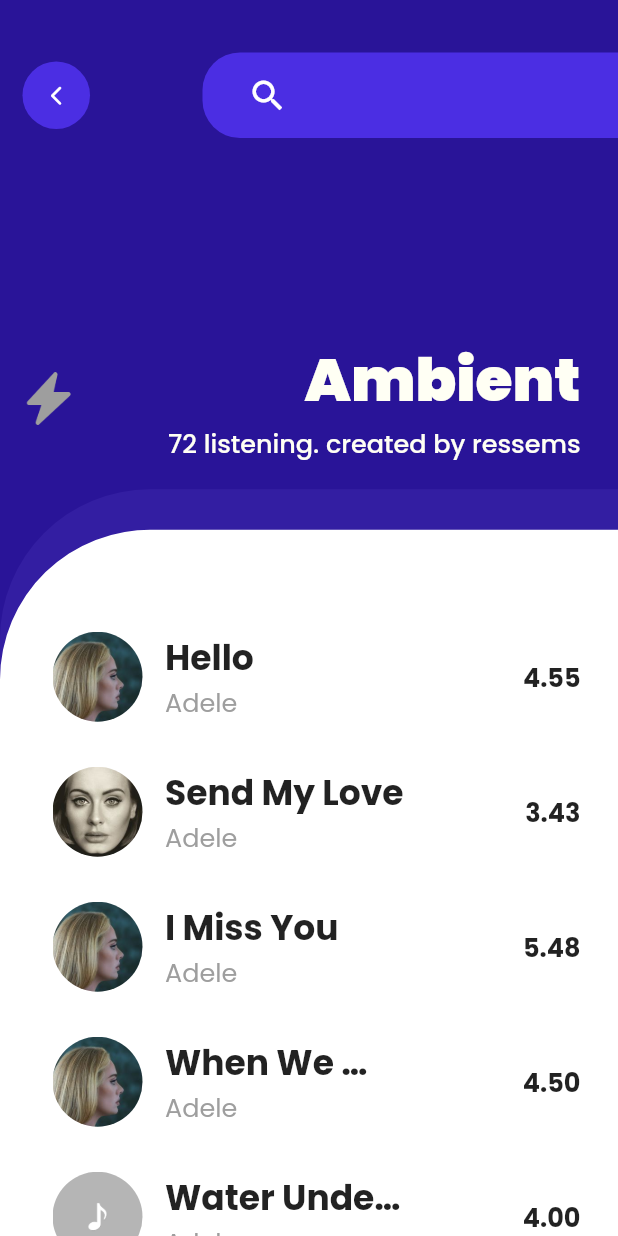
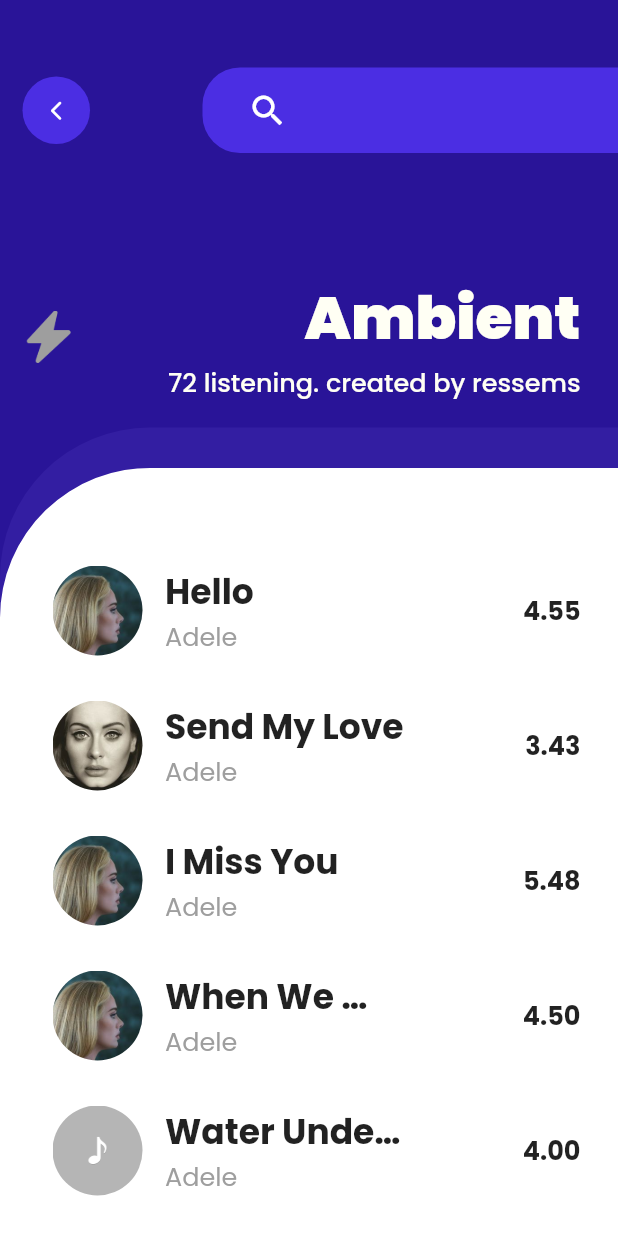
Before and after one commit to MagdyYacoub1/Music-and-Me, a Flutter app: the screen it shows after launch, after a tap on "Ambient", on a phone screen of 412 x 824 dp. Run offline on Flutter 3.47's test engine with Material 2 defaults, Android fonts, the phone set to English and light mode, and no system bars; our stand-ins replace google_fonts.

Commit message:
Updated UI Bugs and done some polishing

```diff
--- a/lib/main.dart
+++ b/lib/main.dart
@@ -1,5 +1,4 @@
 import 'package:flutter/material.dart';
-import 'package:flutter/services.dart';
 import 'package:me_music/my_themes.dart';
 import 'package:me_music/screens/home/home_screen.dart';
 
@@ -16,14 +15,7 @@ class MyApp extends StatelessWidget {
       title: 'Me Music',
       theme: MyThemes.lightTheme,
       darkTheme: MyThemes.darkTheme,
-      home: AnnotatedRegion<SystemUiOverlayStyle>(
-        value: SystemUiOverlayStyle(
-            statusBarColor: Colors.transparent,
-            statusBarBrightness: Brightness.dark,
-            systemNavigationBarColor: Colors.transparent,
-            systemNavigationBarIconBrightness: Brightness.dark),
-        child: MyHomePage(),
-      ),
+      home: MyHomePage(),
     );
   }
 }
--- a/lib/my_themes.dart
+++ b/lib/my_themes.dart
@@ -1,17 +1,18 @@
 import 'package:flutter/material.dart';
+import 'package:google_fonts/google_fonts.dart';
 
 class MyThemes{
   static final darkTheme = ThemeData(
-    fontFamily: 'Poppins',
     scaffoldBackgroundColor: Colors.grey.shade900,
     colorScheme: ColorScheme.dark(),
-    visualDensity: VisualDensity.adaptivePlatformDensity,
+    //visualDensity: VisualDensity.adaptivePlatformDensity,
+    textTheme: GoogleFonts.poppinsTextTheme(ThemeData.dark().textTheme),
   );
 
   static final lightTheme = ThemeData(
-    fontFamily: 'Poppins',
     scaffoldBackgroundColor: Colors.white,
     colorScheme: ColorScheme.light(),
-    visualDensity: VisualDensity.adaptivePlatformDensity,
+    //visualDensity: VisualDensity.adaptivePlatformDensity,
+    textTheme: GoogleFonts.poppinsTextTheme(ThemeData.light().textTheme),
   );
 }
--- a/lib/screens/album/album_screen.dart
+++ b/lib/screens/album/album_screen.dart
@@ -21,13 +21,14 @@ class AlbumsScreen extends StatelessWidget {
   @override
   Widget build(BuildContext context) {
     Size size = MediaQuery.of(context).size;
-    const double heightPercentage = 0.55;
+    Brightness brightness = MediaQuery.of(context).platformBrightness;
+    const double heightPercentage = 0.50;
     return Scaffold(
       body: Stack(
         children: [
           Container(
             height: size.height * heightPercentage,
-            color: Colors.black,
+            color: brightness == Brightness.light? Colors.black: Colors.white,
           ),
           Column(
             mainAxisSize: MainAxisSize.min,
@@ -37,17 +38,15 @@ class AlbumsScreen extends StatelessWidget {
                 child: Container(
                   width: double.infinity,
                   decoration: BoxDecoration(
-                    color: Colors.white,
+                    color: Theme.of(context).scaffoldBackgroundColor,
                     borderRadius: BorderRadius.only(
                       topLeft: Radius.circular(100.0),
                     ),
                   ),
                   child: Padding(
-                    padding: EdgeInsets.only(
-                      top: 80,
-                    ),
+                    padding: const EdgeInsets.only(top: 27.0),
                     child: ListView.builder(
-                      padding: EdgeInsets.zero,
+                      padding: EdgeInsets.only(top: 50.0),
                       shrinkWrap: true,
                       physics: BouncingScrollPhysics(),
                       itemCount: albumSongs.length,
--- a/lib/screens/album/components/Header.dart
+++ b/lib/screens/album/components/Header.dart
@@ -28,7 +28,7 @@ class Header extends StatelessWidget {
         color: albumColor.withOpacity(0.96),
         child: Padding(
           padding: const EdgeInsets.only(
-            top: 35.0,
+            top: 45.0,
             left: 15.0,
             bottom: arcRadius + 45,
           ),
--- a/lib/screens/home/home_screen.dart
+++ b/lib/screens/home/home_screen.dart
@@ -41,6 +41,7 @@ class _MyHomePageState extends State<MyHomePage> {
     Brightness brightness = MediaQuery.of(context).platformBrightness;
     return Scaffold(
       body: SingleChildScrollView(
+        physics: BouncingScrollPhysics(),
         child: Center(
           child: Column(
             children: <Widget>[
```
Also changed, not shown: pubspec.yaml (+5 -24 lines), pubspec.lock.
